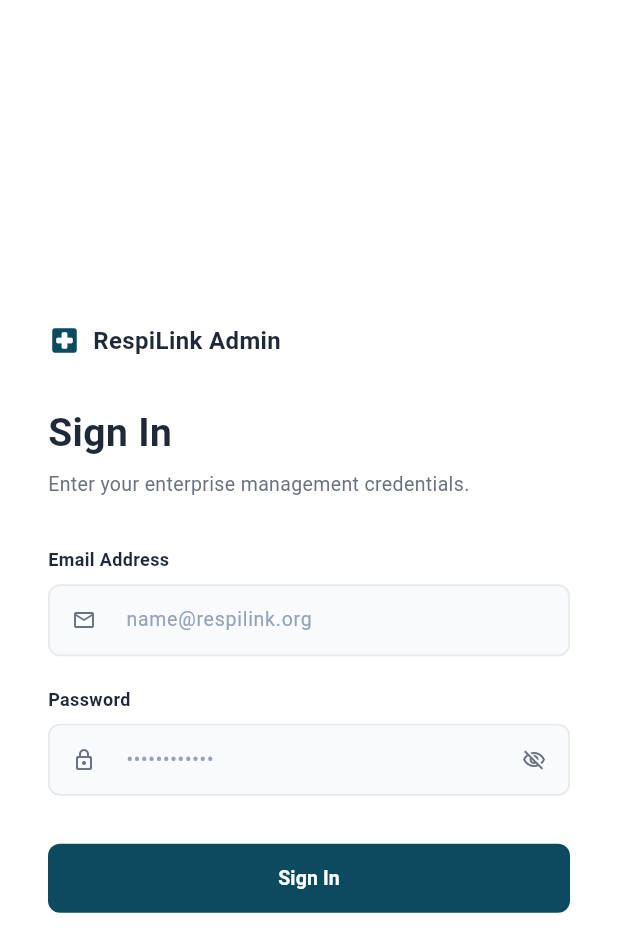
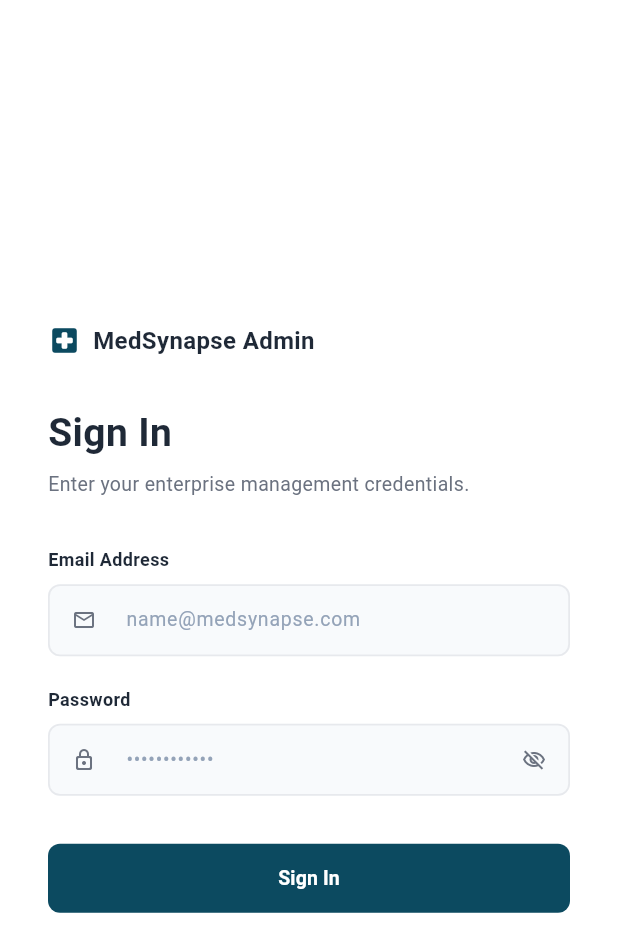
Before and after one commit to huzaifa-khambaty/doctor_app, a Flutter app: the screen it shows after launch, on a phone screen of 412 x 824 dp. Shown: the top 952 px of the screen. Run offline on Flutter 3.47's test engine with Material 3 defaults, Android fonts, the phone set to English and light mode, and no system bars; our stand-ins replace cached_network_image, connectivity_plus, dio, file_picker, firebase_core, firebase_messaging and 17 more; missing offline and left inert: dart:js_interop, excel, pusher_channels_flutter; accounts and stored records are empty.

Commit message:
Appname and launcher icon changed

```diff
--- a/admin_panel/respilink_app/lib/core/utils/export/dashboard_export_builder.dart
+++ b/admin_panel/respilink_app/lib/core/utils/export/dashboard_export_builder.dart
@@ -71,7 +71,7 @@ ExportDocument buildDashboardExportDocument({
   );
 
   return ExportDocument(
-    fileName: 'RespiLink_Dashboard_$today',
+    fileName: 'MedSynapse_Dashboard_$today',
     sheets: [summarySheet, queueSheet],
   );
 }
--- a/admin_panel/respilink_app/lib/core/utils/export/events_export_builder.dart
+++ b/admin_panel/respilink_app/lib/core/utils/export/events_export_builder.dart
@@ -62,7 +62,7 @@ ExportDocument buildEventsExportDocument({
   );
 
   return ExportDocument(
-    fileName: 'RespiLink_Events_$today',
+    fileName: 'MedSynapse_Events_$today',
     sheets: [summarySheet, listSheet],
   );
 }
--- a/admin_panel/respilink_app/lib/core/utils/export/practitioner_export_builder.dart
+++ b/admin_panel/respilink_app/lib/core/utils/export/practitioner_export_builder.dart
@@ -49,7 +49,7 @@ ExportDocument buildPractitionerExportDocument({
   );
 
   return ExportDocument(
-    fileName: 'RespiLink_Practitioners_$today',
+    fileName: 'MedSynapse_Practitioners_$today',
     sheets: [summarySheet, listSheet],
   );
 }
--- a/admin_panel/respilink_app/lib/features/analytics/presentation/pages/engagement_analytics_view.dart
+++ b/admin_panel/respilink_app/lib/features/analytics/presentation/pages/engagement_analytics_view.dart
@@ -105,7 +105,7 @@ class _AnalyticsHeaderActionRow extends StatelessWidget {
           crossAxisAlignment: CrossAxisAlignment.start,
           children: [
             Text(
-              'RESPILINK DASHBOARD',
+              'MEDSYNAPSE DASHBOARD',
               style: TextStyle(fontSize: 10, fontWeight: FontWeight.bold, color: AppColors.textMuted.withValues(alpha: 0.7), letterSpacing: 0.5),
             ),
             const SizedBox(height: 4),
--- a/admin_panel/respilink_app/lib/features/auth/presentation/pages/login_view.dart
+++ b/admin_panel/respilink_app/lib/features/auth/presentation/pages/login_view.dart
@@ -1,6 +1,7 @@
 import 'package:flutter/material.dart';
 import 'package:flutter_bloc/flutter_bloc.dart';
 import 'package:go_router/go_router.dart';
+import 'package:respilink_app/core/constants/app_constants.dart';
 import 'package:respilink_app/core/theme/app_colors.dart';
 import 'package:respilink_app/core/utils/snackbar_util.dart';
 import 'package:respilink_app/features/auth/data/models/requests/login_request.dart';
@@ -9,6 +10,7 @@ import 'package:respilink_app/features/auth/presentation/bloc/auth_event.dart';
 import 'package:respilink_app/features/auth/presentation/bloc/auth_state.dart';
 import 'package:respilink_app/routes/router_strings.dart';
 import 'package:respilink_app/shared/widgets/app_loader.dart';
+import 'package:respilink_app/shared/widgets/app_network_image.dart';
 
 class LoginPage extends StatefulWidget {
   const LoginPage({super.key});
@@ -60,11 +62,15 @@ class _LoginPageState extends State<LoginPage> {
                       children: [
                         // Brand Identity Label Header
                         Row(
-                          children: const [
-                            Icon(Icons.local_hospital_rounded, color: Colors.white, size: 24),
+                          children: [
+                            AppNetworkImage(
+                            imageUrl: "${AppConstants.imagePath}launcher.png",
+                            width: 30,
+                            height: 30,
+                          ),
                             SizedBox(width: 10),
                             Text(
-                              'RespiLink Admin',
+                              'MedSynapse Admin',
                               style: TextStyle(fontSize: 18, fontWeight: FontWeight.bold, color: Colors.white, letterSpacing: 0.5),
                             ),
                           ],
@@ -114,7 +120,7 @@ class _LoginPageState extends State<LoginPage> {
                                 children: const [
                                   Icon(Icons.local_hospital_rounded, color: AppColors.primary, size: 22),
                                   SizedBox(width: 8),
-                                  Text('RespiLink Admin', style: TextStyle(fontSize: 16, fontWeight: FontWeight.bold, color: AppColors.textDark)),
+                                  Text('MedSynapse Admin', style: TextStyle(fontSize: 16, fontWeight: FontWeight.bold, color: AppColors.textDark)),
                                 ],
                               ),
                               const SizedBox(height: 32),
@@ -132,7 +138,7 @@ class _LoginPageState extends State<LoginPage> {
                               controller: _emailController,
                               keyboardType: TextInputType.emailAddress,
                               style: const TextStyle(fontSize: 13, color: AppColors.textDark, fontWeight: FontWeight.w500),
-                              decoration: _buildInputDecoration(hintText: 'name@respilink.org', prefixIcon: Icons.email_outlined),
+                              decoration: _buildInputDecoration(hintText: 'name@medsynapse.com', prefixIcon: Icons.email_outlined),
                               validator: (value) {
                                 if (value == null || value.isEmpty || !value.contains('@')) {
                                   return 'Please enter a valid email';
--- a/admin_panel/respilink_app/lib/features/dashboard/presentation/pages/dashboard_view.dart
+++ b/admin_panel/respilink_app/lib/features/dashboard/presentation/pages/dashboard_view.dart
@@ -292,7 +292,7 @@ class _MainDashboardScreenState extends State<MainDashboardScreen> {
               iconTheme: const IconThemeData(color: AppColors.textDark),
               centerTitle: false,
               title: const Text(
-                'RespiLink Admin',
+                'MedSynapse Admin',
                 style: TextStyle(
                   color: AppColors.textDark,
                   fontSize: 16,
--- a/admin_panel/respilink_app/lib/features/dashboard/presentation/widgets/desktop_dashboard_main_content.dart
+++ b/admin_panel/respilink_app/lib/features/dashboard/presentation/widgets/desktop_dashboard_main_content.dart
@@ -269,7 +269,7 @@ class TitleSection extends StatelessWidget {
             ),
             SizedBox(height: 4),
             Text(
-              'RespiLink ecosystem and provider engagement.',
+              'MedSynapse ecosystem and provider engagement.',
               style: TextStyle(fontSize: 13, color: AppColors.textMuted),
             ),
           ],
--- a/admin_panel/respilink_app/lib/features/practioner/presentation/pages/manual_enrollment_form.dart
+++ b/admin_panel/respilink_app/lib/features/practioner/presentation/pages/manual_enrollment_form.dart
@@ -171,7 +171,7 @@ class _ManualEnrollmentContentState extends State<ManualEnrollmentContent> {
                     ),
                     SizedBox(height: 4),
                     Text(
-                      'Onboard new medical staff manually into the RespiLink system.',
+                      'Onboard new medical staff manually into the MedSynapse system.',
                       style: TextStyle(
                         fontSize: 14,
                         color: AppColors.textMuted,
--- a/admin_panel/respilink_app/lib/features/query/presentation/pages/notification_history_view.dart
+++ b/admin_panel/respilink_app/lib/features/query/presentation/pages/notification_history_view.dart
@@ -160,7 +160,7 @@ class NotificationHistoryView extends StatelessWidget {
                     icon: Icons.send_outlined,
                     iconBg: const Color(0xFFE6F2F2),
                     iconColor: AppColors.primary,
-                    title: 'Weekly RespiLink Insights #24',
+                    title: 'Weekly MedSynapse Insights #24',
                     meta:
                         'Target: All Verified Clinicians • Scheduled: Oct 28, 09:00 AM',
                   ),
@@ -332,7 +332,7 @@ class NotificationHistoryView extends StatelessWidget {
                           ),
                           // Data Row 2
                           _buildHistoryRow(
-                            title: 'RespiLink Conference Invitations',
+                            title: 'MedSynapse Conference Invitations',
                             type: 'In-App Message',
                             badgeText: 'Segment: Verified',
                             badgeBg: const Color(0xFFF3E8FF),
--- a/admin_panel/respilink_app/lib/features/query/presentation/pages/query_inbox_view.dart
+++ b/admin_panel/respilink_app/lib/features/query/presentation/pages/query_inbox_view.dart
@@ -360,7 +360,7 @@ class _QueryInboxContentState extends State<QueryInboxContent> {
                                     const Text(
                                       'Hello Admin Team,\n\n'
                                       'I am writing regarding the patient management guidelines for pediatric bronchodilator administration. In the latest app update, I noticed the dosage calculator for patients under 12 years old doesn\'t seem to reflect the updated ERS/ATS guidelines published last month.\n\n'
-                                      'Could you please verify if the backend logic for the RespiLink dosage calculator has been updated? I am specifically looking at Patient #4421 who is on a titration schedule.\n\n'
+                                      'Could you please verify if the backend logic for the MedSynapse dosage calculator has been updated? I am specifically looking at Patient #4421 who is on a titration schedule.\n\n'
                                       'Thank you,\nSarah',
                                       style: TextStyle(
                                         fontSize: 13,
--- a/admin_panel/respilink_app/lib/main.dart
+++ b/admin_panel/respilink_app/lib/main.dart
@@ -35,7 +35,7 @@ class MyApp extends StatelessWidget {
     return MultiBlocProvider(
       providers: Providers.getProviders(context),
       child: MaterialApp.router(
-        title: 'Flutter Demo',
+        title: 'MedSynapse',
         theme: ThemeData(colorScheme: ColorScheme.fromSeed(seedColor: Colors.deepPurple)),
         routerConfig: RouterConfiguration.router,
       ),
--- a/admin_panel/respilink_app/lib/shared/widgets/sidebar_content.dart
+++ b/admin_panel/respilink_app/lib/shared/widgets/sidebar_content.dart
@@ -40,7 +40,7 @@ class MySidebarContent extends StatelessWidget {
             children: [
               if (!isCollapsed) ...[
                 const Text(
-                  'RespiLink Admin',
+                  'MedSynapse Admin',
                   style: TextStyle(
                     color: Colors.white,
                     fontSize: 18,
```
Also changed, not shown: 1 other file.
